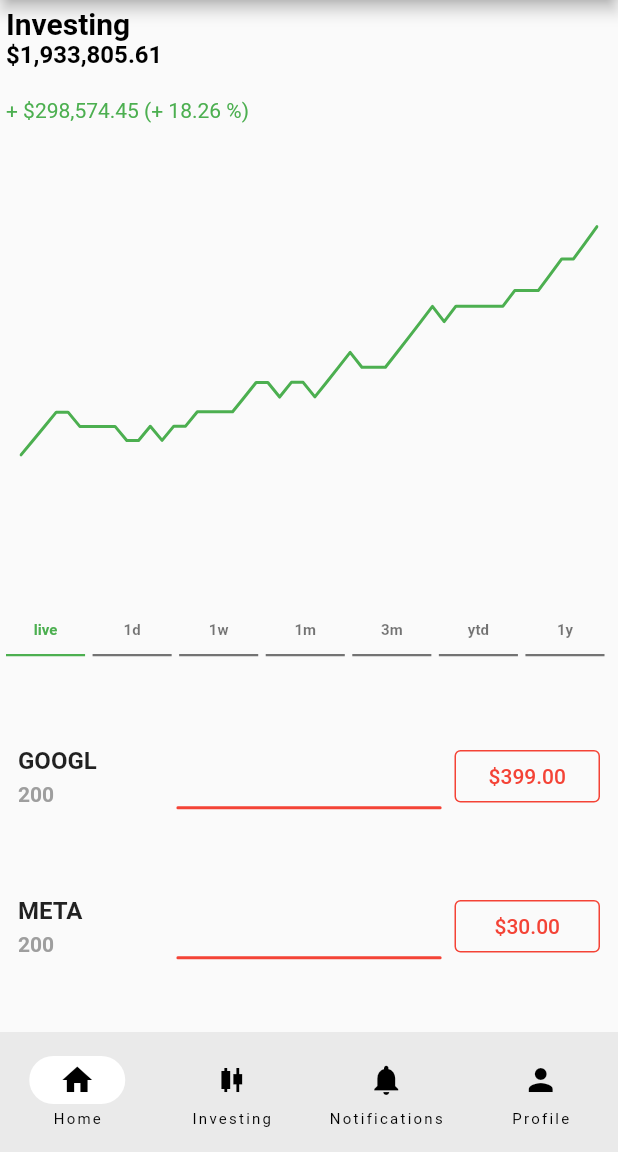
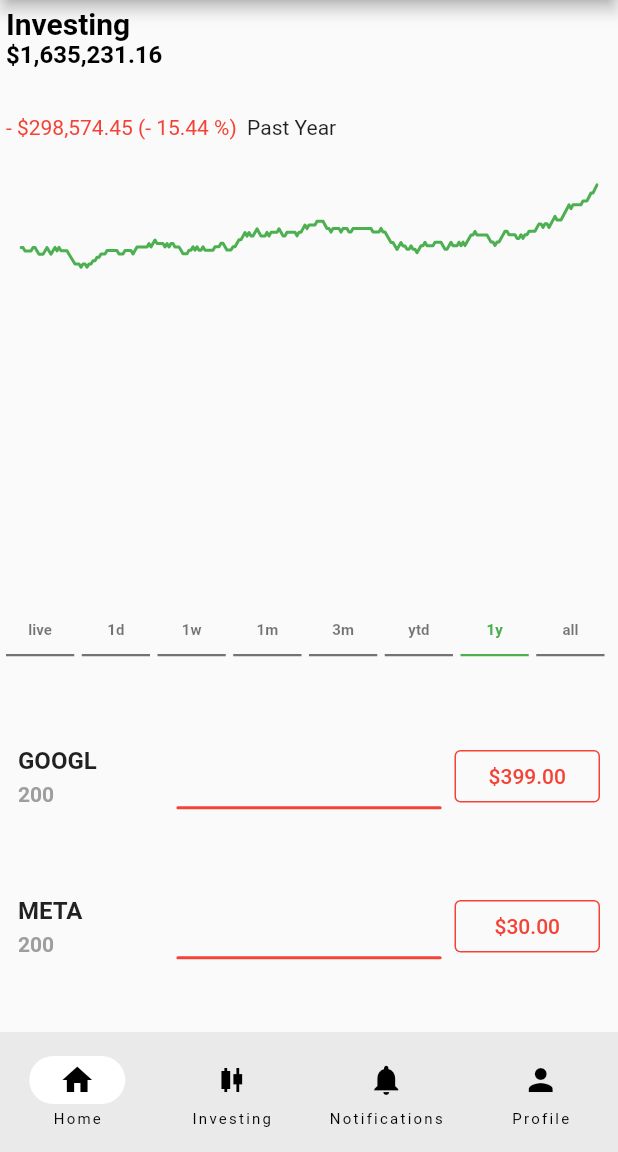
Before and after one commit to PrimeTimeTran/f-RSE, a Flutter app: the screen it shows after launch, after a tap on "1y", on a phone screen of 412 x 824 dp, the part 84-1236 px from its top. Run offline on Flutter 3.47's test engine with Material 2 defaults, Android fonts, the light colour scheme and no system bars; our stand-ins replace bloc, equatable, faker, firebase_analytics, firebase_core, firebase_crashlytics and 5 more; accounts and stored records are empty; network calls fail.

Commit message:
Add line chart period selection - Home screen working all period except all. - Label works. - header kinda works. - Add period prompt - WIP: chart header.

```diff
--- a/lib/data/cubits/all.dart
+++ b/lib/data/cubits/all.dart
@@ -1,4 +1,4 @@
 export 'news_bloc.dart';
 export 'asset_bloc.dart';
 export 'chart_bloc.dart';
-export 'portfolio_cubit.dart';
+export 'portfolio_bloc.dart';
--- a/lib/data/cubits/chart_bloc.dart
+++ b/lib/data/cubits/chart_bloc.dart
@@ -84,13 +84,24 @@ class HoveringLineChart extends ChartState {
 class ChartBloc extends Bloc<ChartEvent, ChartState> {
   late Chart chart;
   final AssetBloc assetBloc;
+  final PortfolioBloc portfolioBloc;
 
-  ChartBloc({ required this.chart, required this.assetBloc}) :super(ChartInitial(chart)) {
+  ChartBloc({
+    required this.chart,
+    required this.assetBloc,
+    required this.portfolioBloc
+  }) :super(ChartInitial(chart)) {
     assetBloc.stream.listen((state) {
       if (state is AssetLoaded) {
         updateChart(state.asset, state.asset.sym);
       }
     });
+    portfolioBloc.stream.listen((state) {
+      if (state is PortfolioLoaded) {
+        updateChartPortfolio(state.portfolio);
+      }
+    });
+
     on<HoveredChart>((e, emit) {
       emit(HoveringChart(e.chart));
     });
@@ -106,9 +117,9 @@ class ChartBloc extends Bloc<ChartEvent, ChartState> {
     final newChart = chart.copyWith(
       sym: 'Investing',
       data: p.series,
-      startValue: p.series.last.y,
-      latestValue: p.series.first.y,
-      portfolioStartValue: p.series.last.y,
+      startValue: p.series.first.y,
+      latestValue: p.series.last.y,
+      portfolioStartValue: p.series.first.y,
     );
     chart = newChart;
     add(ChartUpdate(newChart));
@@ -151,6 +162,19 @@ class ChartBloc extends Bloc<ChartEvent, ChartState> {
     add(ChartUpdate(newChart));
   }
 
+  void updateChartPortfolio(Portfolio p) {
+    print('updateChartPortfolio ${p.series.first.y} ${p.series.last.y} ${p.series.last.y - p.series.first.y} ');
+    final newChart = chart.copyWith(
+      sym: 'Investing',
+      data: p.series,
+      startValue: p.series.first.y,
+      latestValue: p.series.last.y,
+      portfolioStartValue: p.series.first.y,
+    );
+    chart = newChart;
+    add(ChartUpdate(newChart));
+  }
+
   void updateChartPortfolioValues(Portfolio p) {
     final newChart = chart.copyWith(
       sym: 'Investing',
--- a/lib/data/cubits/portfolio_cubit.dart
+++ b/lib/data/cubits/portfolio_bloc.dart
@@ -62,6 +62,7 @@ class PortfolioError extends PortfolioState {
 
 class PortfolioBloc extends Bloc<PortfolioEvent, PortfolioState> {
   late Portfolio portfolio;
+  late String period = 'live';
   final PortfolioService portfolioService = PortfolioService();
 
   PortfolioBloc({ required this.portfolio }) : super(PortfolioInitial(portfolio)) {
@@ -70,11 +71,12 @@ class PortfolioBloc extends Bloc<PortfolioEvent, PortfolioState> {
     });
   }
 
-  Future<void> fetchPortfolio(String id) async {
+  Future<void> fetchPortfolio(int id) async {
     emit(PortfolioLoading());
     try {
-      final Portfolio p = await portfolioService.fetchPortfolio(id);
+      final Portfolio p = await portfolioService.fetchPortfolio(id, period);
       portfolio = p;
+      print('fetch prortfolio ${p.id}');
       add(LoadedPortfolio(p));
     } catch (e) {
       add(LoadError('fetching portfolio $e'));
@@ -83,7 +85,13 @@ class PortfolioBloc extends Bloc<PortfolioEvent, PortfolioState> {
 
   List<DataPoint> getDataPoints(List<CandleStick> list) {
     return list
-      .map((time) => DataPoint(time.time, 0))
-      .toList();
+        .map((time) => DataPoint(time.time, 0))
+        .toList();
+  }
+
+  void setPeriod(String p) {
+    period = p;
+    print(portfolio.id);
+    fetchPortfolio(portfolio.id);
   }
 }
--- a/lib/data/models/asset.dart
+++ b/lib/data/models/asset.dart
@@ -118,7 +118,6 @@ class Meta {
     loDay: 0,
     hiYear: 0,
     loYear: 0,
-
   );
 
   factory Meta.fromJSON(Map<String, dynamic> json) {
--- a/lib/data/models/portfolio.dart
+++ b/lib/data/models/portfolio.dart
@@ -3,21 +3,35 @@ import 'dart:convert';
 import 'package:rse/data/all.dart';
 
 class Portfolio {
+  final int id;
   final Current current;
   final List<Stock> stocks;
   final List<Crypto> cryptos;
-  final List<DataPoint> series;
+  late List<DataPoint> series;
 
   Portfolio({
+    required this.id,
     required this.stocks,
     required this.series,
     required this.current,
     required this.cryptos,
   });
 
-  factory Portfolio.fromJson(Map<String, dynamic> json) {
+  factory Portfolio.fromJson(Map<String, dynamic> json, {String period = 'live' }) {
+    Map<String, dynamic> mapping = {
+      "live": "live",
+      "1d": "oneDay",
+      "1w": "oneWeek",
+      "1m": "oneMonth",
+      "3m": "threeMonths",
+      "ytd": "ytd",
+      "1y": "oneYear",
+      "all": "allData",
+    };
+
     final v = jsonDecode(json['valuation']);
     return Portfolio(
+      id: 1,
       current: Current.fromJson(v['current']),
       stocks: [
         for (var s in v['stocks']['items']) Stock.fromJson(s)
@@ -26,12 +40,13 @@ class Portfolio {
         for (var c in v['cryptocurrencies']['items']) Crypto.fromJson(c)
       ],
       series: [
-        for (var cs in v['series']) DataPoint(cs['time'], cs['value'])
+        for (var cs in period == 'live' ? v['series'] : jsonDecode(json[mapping[period]]) ) DataPoint(cs['time'], cs['value'])
       ],
     );
   }
 
   factory Portfolio.defaultPortfolio() => Portfolio(
+    id: 1,
     stocks: [],
     series: [],
     cryptos: [],
@@ -49,17 +64,23 @@ class Portfolio {
   );
 
   Portfolio copyWith({
+    int? id,
     Current? current,
     List<Stock>? stocks,
     List<Crypto>? cryptos,
     List<DataPoint>? series,
   }) {
     return Portfolio(
+      id: id ?? this.id,
       current: current ?? this.current,
       stocks: stocks ?? this.stocks,
       cryptos: cryptos ?? this.cryptos,
       series: series ?? this.series,
     );
+  }
+
+  setCurrent(v) {
+    series = [for (var cs in v['series']) DataPoint(cs['time'], cs['value'])];
   }
 }
 
--- a/lib/data/services/portfolio_service.dart
+++ b/lib/data/services/portfolio_service.dart
@@ -6,14 +6,14 @@ import 'package:rse/all.dart';
 class PortfolioService {
   final LocalStorageService _localStorage = LocalStorageService();
 
-  Future<Portfolio> fetchPortfolio(String id) async {
+  Future<Portfolio> fetchPortfolio(int id, String period) async {
     try {
-      // if (kDebugMode) throw Error();
-      final response = await http.get(Uri.parse("$api/portfolios/$id"));
+      var path = await Uri.parse("$api/portfolios/$id?period=$period");
+      final response = await http.get(path);
       if (response.statusCode == 200) {
-        final d = Portfolio.fromJson(json.decode(response.body));
+        final p = Portfolio.fromJson(json.decode(response.body), period: period);
         _localStorage.saveData('portfolio', response.body);
-        return d;
+        return p;
       } else {
         throw Error();
       }
--- a/lib/main.dart
+++ b/lib/main.dart
@@ -29,7 +29,8 @@ Future<void> main() async {
           BlocProvider<ChartBloc>(
             create: (context) {
               final assetBloc = BlocProvider.of<AssetBloc>(context);
-              return ChartBloc(chart: Chart(), assetBloc: assetBloc);
+              final portfolioBloc = BlocProvider.of<PortfolioBloc>(context);
+              return ChartBloc(chart: Chart(), assetBloc: assetBloc, portfolioBloc: portfolioBloc);
             },
           ),
         ],
@@ -64,7 +65,7 @@ class _MyAppState extends State<MyApp> {
 
   Future<void> fetchData() async {
     _newsBloc.fetchArticles();
-    _portfolioBloc.fetchPortfolio("1");
+    // _portfolioBloc.fetchPortfolio(1);
     _assetBloc.fetchAsset("GOOGL");
   }
 
--- a/lib/presentation/navigation/root_navigator.dart
+++ b/lib/presentation/navigation/root_navigator.dart
@@ -140,7 +140,7 @@ final goRouter = GoRouter(
     String location = state.location;
     if (location == '/home') {
       final bloc = context.read<PortfolioBloc>();
-      bloc.fetchPortfolio('1');
+      bloc.fetchPortfolio(1);
       if (bloc.portfolio.current.totalValue != 0) {
         context.read<ChartBloc>().updateChartPortfolioValues(bloc.portfolio);
       }
--- a/lib/presentation/widgets/all.dart
+++ b/lib/presentation/widgets/all.dart
@@ -18,6 +18,7 @@ export 'indicator_item.dart';
 export 'asset_overview.dart';
 export 'key_statistics.dart';
 export 'asset_earnings.dart';
+export 'shimmer_loading.dart';
 export 'ticker_carousel.dart';
 export 'period_selector.dart';
 export 'investment_group.dart';
--- a/lib/presentation/widgets/candle_chart.dart
+++ b/lib/presentation/widgets/candle_chart.dart
@@ -25,7 +25,6 @@ class CandleChartState extends State<CandleChart> {
   @override
   Widget build(BuildContext context) {
     _setupTheme(context);
-
     return BlocBuilder<AssetBloc, AssetState>(
       builder: (context, state) {
         if (state is AssetLoaded) {
@@ -38,6 +37,7 @@ class CandleChartState extends State<CandleChart> {
   }
 
   buildChartBody(List<CandleStick> data) {
+    p('buildChartBody ${data.length}');
     return Column(
       children: [
         Column(
@@ -51,7 +51,8 @@ class CandleChartState extends State<CandleChart> {
                     top: -40,
                     left: 0,
                     right: 0,
-                    child: CandleHoveredDetails()),
+                    child: CandleHoveredDetails(),
+                  ),
                 SfCartesianChart(
                   plotAreaBorderWidth: 0,
                   zoomPanBehavior: _zoomPanBehavior,
--- a/lib/presentation/widgets/chart_header.dart
+++ b/lib/presentation/widgets/chart_header.dart
@@ -18,6 +18,7 @@ class ChartHeader extends StatelessWidget {
               final focusedValue = state.chart.focusedPoint.y;
               final startValue = state.chart.portfolioStartValue;
               return ChartHeaderDetails(
+                hovering: true,
                 title: 'Investing',
                 startValue: startValue,
                 focusValue: focusedValue,
@@ -27,6 +28,7 @@ class ChartHeader extends StatelessWidget {
               final focusedValue = state.chart.focusedPoint.y;
               final startValue = state.chart.assetStartValue;
               return ChartHeaderDetails(
+                hovering: true,
                 title: state.chart.sym,
                 startValue: startValue,
                 focusValue: focusedValue,
@@ -36,6 +38,7 @@ class ChartHeader extends StatelessWidget {
               final focusedValue = state.chart.latestValue;
               final startValue = state.chart.sym == 'Investing' ? state.chart.startValue : state.chart.assetStartValue;
               return ChartHeaderDetails(
+                hovering: false,
                 startValue: startValue,
                 title: state.chart.sym,
                 focusValue: focusedValue,
--- a/lib/presentation/widgets/chart_header_details.dart
+++ b/lib/presentation/widgets/chart_header_details.dart
@@ -1,10 +1,13 @@
 import 'package:flutter/material.dart';
+import 'package:flutter_bloc/flutter_bloc.dart';
+import 'package:go_router/go_router.dart';
 
 import 'package:rse/all.dart';
 
 class ChartHeaderDetails extends StatelessWidget {
   final String gain;
   final String title;
+  final bool hovering;
   final double startValue;
   final double focusValue;
 
@@ -12,12 +15,40 @@ class ChartHeaderDetails extends StatelessWidget {
     super.key,
     required this.gain,
     required this.title,
+    required this.hovering,
     required this.focusValue,
     required this.startValue,
   });
 
+  getPrompt(p) {
+    switch (p) {
+      case 'live':
+        return 'Past Hour';
+      case '1d':
+        return 'Today';
+      case '1w':
+        return 'Past Week';
+      case '1m':
+        return 'Past Month';
+      case '3m':
+        return '3 Months';
+      case 'ytd':
+        return 'This Year';
+      case '1y':
+        return 'Past Year';
+      default:
+        return 'All Time';
+    }
+  }
+
   @override
   Widget build(BuildContext context) {
+    final isHome = GoRouter.of(context).location == '/home';
+    final portfolioBloc = BlocProvider.of<PortfolioBloc>(context);
+    final assetBloc = BlocProvider.of<AssetBloc>(context);
+    var prompt = isHome ? portfolioBloc.period : assetBloc.period;
+    prompt = getPrompt(prompt);
+
     final gained = getChangePercent(focusValue, startValue) > 0;
     return Column(
       crossAxisAlignment: CrossAxisAlignment.start,
@@ -41,12 +72,22 @@ class ChartHeaderDetails extends StatelessWidget {
           ),
         ),
         Expanded(
-          child: Text(
-            '${calculateValueChange(focusValue, startValue)} ($gain)',
-            style: TextStyle(
-              color: gained ? T(context, 'primary') : Colors.red,
-              fontSize: 14,
-            ),
+          child: Row(
+            children: [
+              Text(
+                '${calculateValueChange(focusValue, startValue)} ($gain)  ',
+                style: TextStyle(
+                  color: gained ? T(context, 'primary') : Colors.red,
+                  fontSize: 14,
+                ),
+              ),
+              if (!hovering) Text(
+                prompt,
+                style: const TextStyle(
+                  fontSize: 14,
+                ),
+              ),
+            ],
           ),
         ),
       ],
--- a/lib/presentation/widgets/line_chart.dart
+++ b/lib/presentation/widgets/line_chart.dart
@@ -49,13 +49,18 @@ class LineChartState extends State<LineChart> {
     return BlocBuilder<PortfolioBloc, PortfolioState>(
       builder: (context, state) {
         if (state is PortfolioLoading) {
-          return const CircularProgressIndicator();
+          return Container( // Wrap with a Container
+            height: MediaQuery.of(context).size.height * .48, // Set the height to fill the screen
+            child: const Center(
+              child: CircularProgressIndicator(),
+            ),
+          );
         } else if (state is PortfolioLoaded) {
           context.read<ChartBloc>().chartPortfolio(state.portfolio);
           final data = state.portfolio.series;
           return buildChart(data);
         } else {
-          return const Text('Error:');
+          return const SizedBox();
         }
       },
     );
@@ -110,7 +115,7 @@ class LineChartState extends State<LineChart> {
                 series: <LineSeries<DataPoint, DateTime>>[
                   LineSeries<DataPoint, DateTime>(
                     color: Colors.green,
-                    dataSource: data.take(50).toList(),
+                    dataSource: data,
                     yValueMapper: (DataPoint d, _) => d.y,
                     xValueMapper: (DataPoint d, _) => DateTime.parse(d.x),
                   ),
--- a/lib/presentation/widgets/period_selector.dart
+++ b/lib/presentation/widgets/period_selector.dart
@@ -1,5 +1,6 @@
 import 'package:flutter/material.dart';
 import 'package:flutter_bloc/flutter_bloc.dart';
+import 'package:go_router/go_router.dart';
 
 import 'package:rse/all.dart';
 
@@ -12,7 +13,7 @@ class PeriodSelector extends StatefulWidget {
 
 class PeriodSelectorState extends State<PeriodSelector> {
   late String hoveredPeriod;
-  final List<String> periods = ['live', '1d', '1w', '1m', '3m', 'ytd', '1y'];
+  final List<String> periods = ['live', '1d', '1w', '1m', '3m', 'ytd', '1y', 'all'];
 
   @override
   void initState() {
@@ -58,11 +59,13 @@ class PeriodSelectorState extends State<PeriodSelector> {
   }
 
   buildSelector(context) {
+    final isHome = GoRouter.of(context).location == '/home';
     final color = T(context, 'primary');
     final highlightColor = T(context, 'primary');
     final unselectedColor = Theme.of(context).unselectedWidgetColor;
+    final portfolioBloc = BlocProvider.of<PortfolioBloc>(context);
     final assetBloc = BlocProvider.of<AssetBloc>(context);
-    final period = assetBloc.period;
+    final period = isHome ? portfolioBloc.period : assetBloc.period;
 
     return Align(
       alignment: Alignment.centerLeft,
@@ -79,7 +82,11 @@ class PeriodSelectorState extends State<PeriodSelector> {
                   onTap: () {
                     logPeriodSelect(p);
                     if (period == p) return;
-                    assetBloc.setPeriod(p);
+                    if (isHome) {
+                      portfolioBloc.setPeriod(p);
+                    } else {
+                      assetBloc.setPeriod(p);
+                    }
                   },
                   child: MouseRegion(
                     cursor: SystemMouseCursors.click,
--- /dev/null
+++ b/lib/presentation/widgets/shimmer_loading.dart
@@ -0,0 +1,48 @@
+import 'package:flutter/material.dart';
+
+const _shimmerGradient = LinearGradient(
+  colors: [
+    Color(0xFFEBEBF4),
+    Color(0xFFF4F4F4),
+    Color(0xFFEBEBF4),
+  ],
+  stops: [
+    0.1,
+    0.3,
+    0.4,
+  ],
+  begin: Alignment(-1.0, -0.3),
+  end: Alignment(1.0, 0.3),
+  tileMode: TileMode.clamp,
+);
+
+class ShimmerLoading extends StatefulWidget {
+  const ShimmerLoading({
+    super.key,
+    required this.isLoading,
+    required this.child,
+  });
+
+  final bool isLoading;
+  final Widget child;
+
+  @override
+  State<ShimmerLoading> createState() => _ShimmerLoadingState();
+}
+
+class _ShimmerLoadingState extends State<ShimmerLoading> {
+  @override
+  Widget build(BuildContext context) {
+    if (!widget.isLoading) {
+      return widget.child;
+    }
+
+    return ShaderMask(
+      blendMode: BlendMode.srcATop,
+      shaderCallback: (bounds) {
+        return _shimmerGradient.createShader(bounds);
+      },
+      child: widget.child,
+    );
+  }
+}
--- a/lib/presentation/widgets/ticker_carousel.dart
+++ b/lib/presentation/widgets/ticker_carousel.dart
@@ -23,7 +23,7 @@ class CarouselState
     _tickerBarKey = GlobalKey(); // Initialize GlobalKey
     _animationController = AnimationController(
       vsync: this,
-      duration: const Duration(seconds: 60),
+      duration: const Duration(seconds: 100),
     );
 
     _animationController.addStatusListener((status) {
--- a/lib/presentation/widgets/time_label.dart
+++ b/lib/presentation/widgets/time_label.dart
@@ -14,7 +14,7 @@ class TimeLabel extends StatelessWidget {
             final p = c.read<AssetBloc>().period;
             return buildTimeLabel(context, p, state.chart.xOffSet, state.chart.time);
           } else if  (state is HoveringLineChart) {
-            final p = c.read<AssetBloc>().period;
+            final p = c.read<PortfolioBloc>().period;
             return buildTimeLabel(context, p, state.chart.xOffSet, state.chart.time);
           } else {
             return const SizedBox.shrink();
--- a/lib/utils/api.dart
+++ b/lib/utils/api.dart
@@ -2,10 +2,8 @@ import 'dart:io';
 import 'package:flutter/foundation.dart';
 import 'package:flutter_dotenv/flutter_dotenv.dart';
 
-var api = '';
+var api = 'http://localhost:7254';
 var newsApi = '';
-// var apiKey = dotenv.env['API_KEY'] ?? '';
-
 
 void setupAPI() {
   api = "http://localhost:7254";
```
